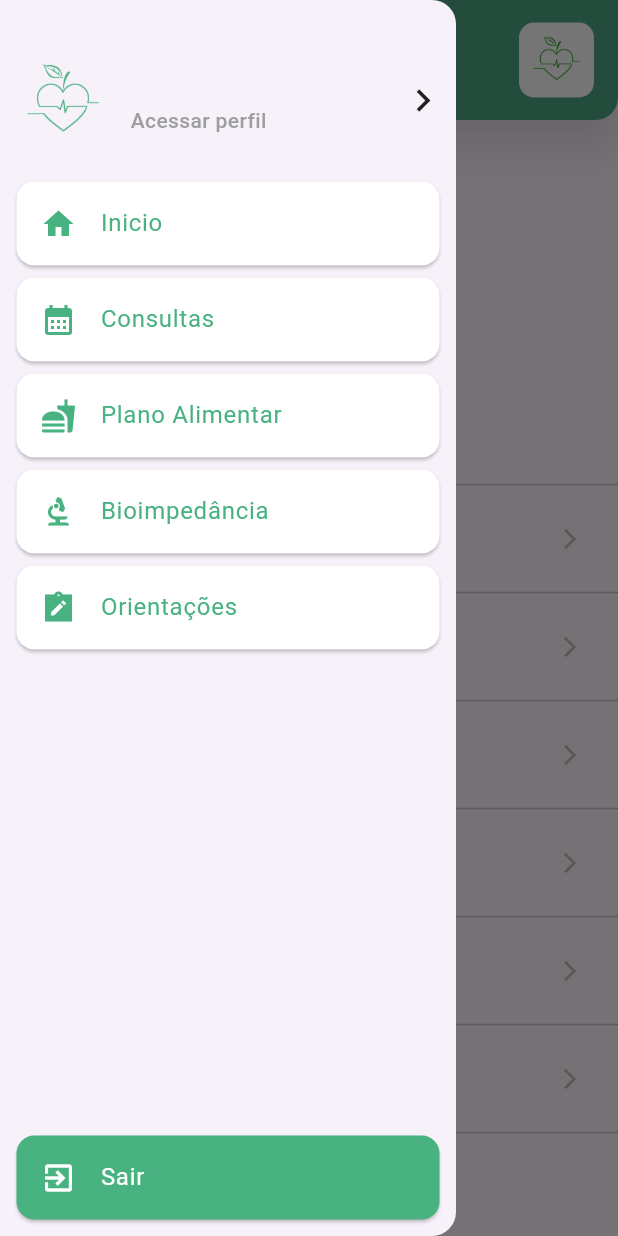
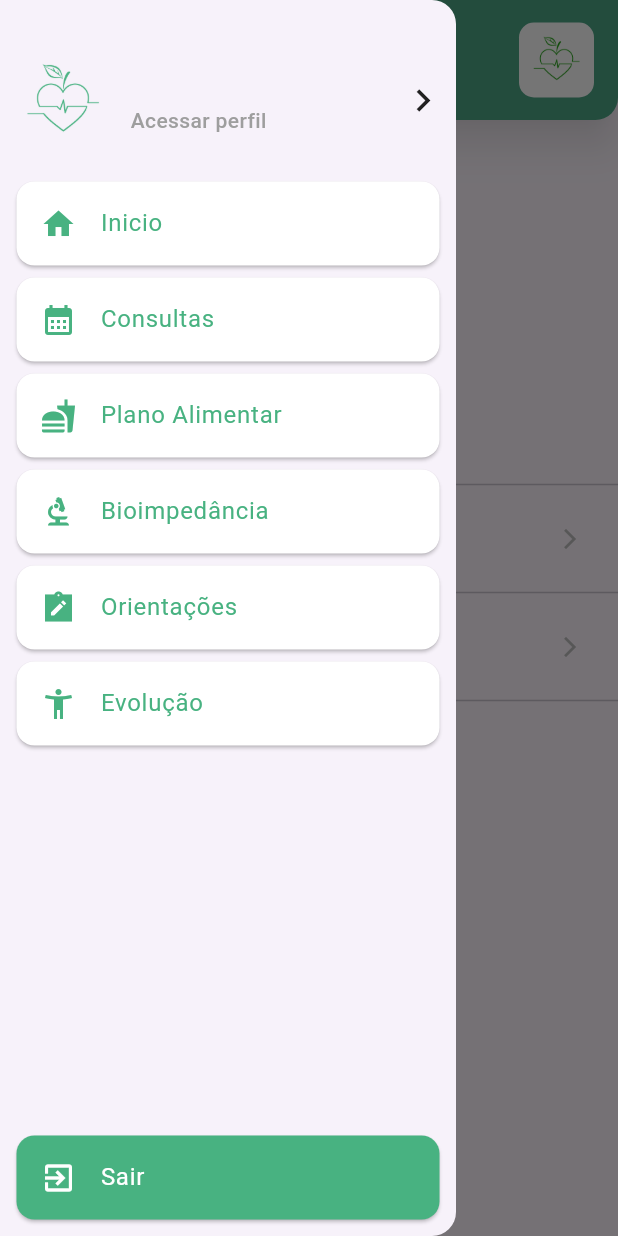
Before and after one commit to LucasBottura16/nutrikmais, a Flutter app: the ProfileView screen opened by its route, with the side drawer open, on a phone screen of 412 x 824 dp. Run offline on Flutter 3.47's test engine with Material 3 defaults, Android fonts, the phone set to English and light mode, and no system bars; our stand-ins replace cloud_firestore, firebase_auth, firebase_core, firebase_storage, image_picker, mask_text_input_formatter and 2 more; accounts and stored records are empty.

Commit message:
feat: Add patient profile screens and navigation routes

```diff
--- a/lib/profile_screen/profile_view.dart
+++ b/lib/profile_screen/profile_view.dart
@@ -162,31 +162,15 @@ class _ProfileViewState extends State<ProfileView> {
                     children: [
                       Divider(),
                       _buildInfoTile(
-                        Icons.accessibility_new_outlined,
-                        'Evolução',
-                        "",
-                      ),
-                      Divider(),
-                      _buildInfoTile(
                         Icons.person_outline,
                         'Informações pessoais',
-                        "",
+                        RouteGenerator.profileInfosPatientScreen,
                       ),
-                      Divider(),
-                      _buildInfoTile(Icons.calendar_today, 'Consultas', ""),
-                      Divider(),
-                      _buildInfoTile(
-                        Icons.restaurant_menu,
-                        'Planos Alimentares',
-                        "",
-                      ),
-                      Divider(),
-                      _buildInfoTile(Icons.biotech, 'Bioimpedâncias', ""),
                       Divider(),
                       _buildInfoTile(
                         Icons.assignment,
                         'Dados do nutricionista',
-                        "",
+                        RouteGenerator.profileMyNutriScreen,
                       ),
                       Divider(),
                     ],
--- a/lib/route_generator.dart
+++ b/lib/route_generator.dart
@@ -9,6 +9,9 @@ import 'package:nutrikmais/profile_screen/nutritionist_actions/profile_food_scre
 import 'package:nutrikmais/profile_screen/nutritionist_actions/profile_infos_screen/profile_infos_view.dart';
 import 'package:nutrikmais/profile_screen/nutritionist_actions/profile_plans_screen/profile_plans_view.dart';
 import 'package:nutrikmais/profile_screen/nutritionist_actions/profile_services_screen/profile_services_view.dart';
+import 'package:nutrikmais/profile_screen/patient_actions/profile_evolution_screen/profile_evolution_view.dart';
+import 'package:nutrikmais/profile_screen/patient_actions/profile_infos_patient_screen/profile_infos_patient_view.dart';
+import 'package:nutrikmais/profile_screen/patient_actions/profile_my_nutri_screen/profile_my_nutri_view.dart';
 import 'package:nutrikmais/profile_screen/profile_view.dart';
 
 class RouteGenerator {
@@ -26,6 +29,10 @@ class RouteGenerator {
   static const String profileServicesScreen = "/profile_services_screen";
   static const String profilePlansScreen = "/profile_plans_screen";
   static const String profileInfosScreen = "/profile_infos_screen";
+  static const String profileEvolutionScreen = "/profile_evolution_screen";
+  static const String profileMyNutriScreen = "/profile_my_nutri_screen";
+  static const String profileInfosPatientScreen =
+      "/profile_infos_patient_screen";
 
   static var args;
 
@@ -57,6 +64,14 @@ class RouteGenerator {
         return MaterialPageRoute(builder: (_) => const ProfilePlansView());
       case profileInfosScreen:
         return MaterialPageRoute(builder: (_) => const ProfileInfosView());
+      case profileEvolutionScreen:
+        return MaterialPageRoute(builder: (_) => const ProfileEvolutionView());
+      case profileMyNutriScreen:
+        return MaterialPageRoute(builder: (_) => const ProfileMyNutriView());
+      case profileInfosPatientScreen:
+        return MaterialPageRoute(
+          builder: (_) => const ProfileInfosPatientView(),
+        );
       default:
         _errorRoute();
     }
--- a/lib/utils/my_drawer.dart
+++ b/lib/utils/my_drawer.dart
@@ -284,6 +284,28 @@ class _MyDrawerState extends State<MyDrawer> {
                       onTap: () {},
                     ),
                   ),
+                  Card(
+                    color: _currentScreen == "Evolution_screen"
+                        ? MyColors.myPrimary
+                        : Colors.white,
+                    child: ListTile(
+                      leading: Icon(
+                        Icons.accessibility_new_outlined,
+                        color: _currentScreen == "Evolution_screen"
+                            ? Colors.white
+                            : MyColors.myPrimary,
+                      ),
+                      title: Text(
+                        'Evolução',
+                        style: TextStyle(
+                          color: _currentScreen == "Evolution_screen"
+                              ? Colors.white
+                              : MyColors.myPrimary,
+                        ),
+                      ),
+                      onTap: () {},
+                    ),
+                  ),
                 ],
               ),
               Card(
```
Also changed, not shown: lib/profile_screen/patient_actions/profile_evolution_screen/profile_evolution_view.dart (added, +23 -0 lines), lib/profile_screen/patient_actions/profile_infos_patient_screen/profile_infos_patient_view.dart (added, +24 -0 lines), lib/profile_screen/patient_actions/profile_my_nutri_screen/profile_my_nutri_view.dart (added, +23 -0 lines), lib/profile_screen/patient_actions/profile_evolution_screen/profile_evolution_service.dart (added), lib/profile_screen/patient_actions/profile_infos_patient_screen/profile_infos_patient_service.dart (added), lib/profile_screen/patient_actions/profile_my_nutri_screen/profile_my_nutri_service.dart (added).
